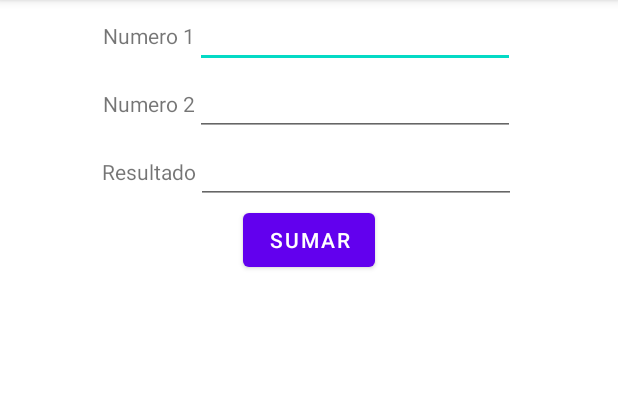
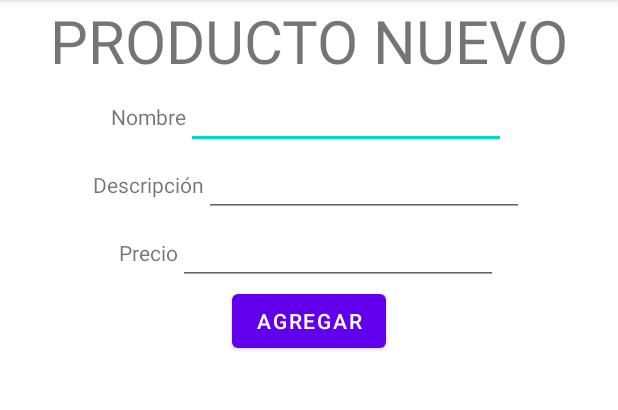
Before and after one commit to luiscristomt/App_movil, an Android app: the AdditionActivity screen opened directly, with no data from a screen before it, on a phone screen of 412 x 824 dp, the part 84-494 px from its top. Run offline under Robolectric (Android 15) with nearby library versions, the phone set to English and light mode, and no system bars; our stand-ins replace Firebase (no records; nobody signed in at launch, a user with empty details on screens opened directly).

Commit message:
Sprint 3

```diff
--- a/Sprint/app/build.gradle
+++ b/Sprint/app/build.gradle
@@ -1,5 +1,6 @@
 plugins {
     id 'com.android.application'
+    id 'com.google.gms.google-services'
 }
 
 android {
@@ -33,6 +34,7 @@ dependencies {
     implementation 'androidx.appcompat:appcompat:1.5.1'
     implementation 'com.google.android.material:material:1.7.0'
     implementation 'androidx.constraintlayout:constraintlayout:2.1.4'
+    implementation 'com.google.firebase:firebase-firestore:24.4.1'
     testImplementation 'junit:junit:4.13.2'
     androidTestImplementation 'androidx.test.ext:junit:1.1.4'
     androidTestImplementation 'androidx.test.espresso:espresso-core:3.5.0'
--- a/Sprint/app/src/main/java/com/example/sprint/activities/AdditionActivity.java
+++ b/Sprint/app/src/main/java/com/example/sprint/activities/AdditionActivity.java
@@ -2,30 +2,43 @@ package com.example.sprint.activities;
 
 import androidx.appcompat.app.AppCompatActivity;
 
+import android.content.Intent;
 import android.os.Bundle;
 import android.view.View;
 import android.widget.Button;
 import android.widget.EditText;
 
 import com.example.sprint.R;
+import com.example.sprint.database.FirebaseDatabase;
+import com.example.sprint.entities.ProductEntity;
 
 public class AdditionActivity extends AppCompatActivity {
 
-    private EditText eTxt_number1, eTxt_number2, eTxt_result;
+    private EditText eTxt_nameProductAdd, eTxt_descriptionProductAdd, eTxt_priceProductAdd;
     private Button btn_add;
+    private FirebaseDatabase firebaseDatabase;
 
     @Override
     protected void onCreate(Bundle savedInstanceState) {
         super.onCreate(savedInstanceState);
         setContentView(R.layout.activity_addition);
-        eTxt_number1 = (EditText) findViewById(R.id.eTxt_number1);
-        eTxt_number2 = (EditText) findViewById(R.id.eTxt_number2);
-        eTxt_result = (EditText) findViewById(R.id.eTxt_result);
+        eTxt_nameProductAdd = (EditText) findViewById(R.id.eTxt_nameProductAdd);
+        eTxt_descriptionProductAdd = (EditText) findViewById(R.id.eTxt_descriptionProductAdd);
+        eTxt_priceProductAdd = (EditText) findViewById(R.id.eTxt_priceProductAdd);
         btn_add = (Button) findViewById(R.id.btn_add);
+        firebaseDatabase = new FirebaseDatabase();
         btn_add.setOnClickListener(new View.OnClickListener() {
             @Override
             public void onClick(View view) {
-                eTxt_result.setText(String.valueOf(Float.parseFloat(eTxt_number1.getText().toString().trim()) + Float.parseFloat(eTxt_number2.getText().toString().trim())));
+                ProductEntity productEntity = new ProductEntity(
+                        R.drawable.domo,
+                        Integer.parseInt(eTxt_priceProductAdd.getText().toString()),
+                        eTxt_nameProductAdd.getText().toString(),
+                        eTxt_descriptionProductAdd.getText().toString()
+                );
+                firebaseDatabase.insertData(productEntity);
+                Intent intent = new Intent(getApplicationContext(), CatalogueActivity.class);
+                startActivity(intent);
             }
         });
     }
--- /dev/null
+++ b/Sprint/app/src/main/res/drawable/ic_baseline_add_24.xml
@@ -0,0 +1,5 @@
+<vector android:height="24dp" android:tint="#000000"
+    android:viewportHeight="24" android:viewportWidth="24"
+    android:width="24dp" xmlns:android="http://schemas.android.com/apk/res/android">
+    <path android:fillColor="@android:color/white" android:pathData="M19,13h-6v6h-2v-6H5v-2h6V5h2v6h6v2z"/>
+</vector>
--- /dev/null
+++ b/Sprint/app/src/main/res/drawable/ic_baseline_add_circle_outline_24.xml
@@ -0,0 +1,5 @@
+<vector android:height="24dp" android:tint="#000000"
+    android:viewportHeight="24" android:viewportWidth="24"
+    android:width="24dp" xmlns:android="http://schemas.android.com/apk/res/android">
+    <path android:fillColor="@android:color/white" android:pathData="M13,7h-2v4L7,11v2h4v4h2v-4h4v-2h-4L13,7zM12,2C6.48,2 2,6.48 2,12s4.48,10 10,10 10,-4.48 10,-10S17.52,2 12,2zM12,20c-4.41,0 -8,-3.59 -8,-8s3.59,-8 8,-8 8,3.59 8,8 -3.59,8 -8,8z"/>
+</vector>
--- a/Sprint/app/src/main/res/layout/activity_addition.xml
+++ b/Sprint/app/src/main/res/layout/activity_addition.xml
@@ -12,20 +12,33 @@
         android:orientation="vertical"
         android:gravity="center_horizontal">
 
+        <TextView
+            android:id="@+id/vTxt_titleProductAdd"
+            android:layout_width="wrap_content"
+            android:layout_height="wrap_content"
+            android:text="@string/vTxt_titleProductAdd"
+            android:textSize="40dp"/>
+
+        <ImageView
+            android:id="@+id/img_productAdd"
+            android:layout_width="match_parent"
+            android:layout_height="wrap_content"
+            tools:srcCompat="@tools:sample/avatars" />
+
         <LinearLayout
             android:layout_width="wrap_content"
             android:layout_height="wrap_content"
             android:orientation="horizontal">
 
             <TextView
-                android:id="@+id/vTxt_number1"
+                android:id="@+id/vTxt_nameProductAdd"
                 android:layout_width="wrap_content"
                 android:layout_height="wrap_content"
                 android:layout_weight="1"
-                android:text="@string/vTxt_number1" />
+                android:text="@string/vTxt_nameProductAdd" />
 
             <EditText
-                android:id="@+id/eTxt_number1"
+                android:id="@+id/eTxt_nameProductAdd"
                 android:layout_width="wrap_content"
                 android:layout_height="wrap_content"
                 android:layout_weight="1"
@@ -39,14 +52,14 @@
             android:orientation="horizontal">
 
             <TextView
-                android:id="@+id/vTxt_number2"
+                android:id="@+id/vTxt_descriptionProductAdd"
                 android:layout_width="wrap_content"
                 android:layout_height="wrap_content"
                 android:layout_weight="1"
-                android:text="@string/vTxt_number2" />
+                android:text="@string/vTxt_descriptionProductAdd" />
 
             <EditText
-                android:id="@+id/eTxt_number2"
+                android:id="@+id/eTxt_descriptionProductAdd"
                 android:layout_width="wrap_content"
                 android:layout_height="wrap_content"
                 android:layout_weight="1"
@@ -60,19 +73,19 @@
             android:orientation="horizontal">
 
             <TextView
-                android:id="@+id/vTxt_result"
+                android:id="@+id/vTxt_priceProductAdd"
                 android:layout_width="wrap_content"
                 android:layout_height="wrap_content"
                 android:layout_weight="1"
-                android:text="@string/vTxt_result" />
+                android:text="@string/vTxt_priceproductAdd" />
 
             <EditText
-                android:id="@+id/eTxt_result"
+                android:id="@+id/eTxt_priceProductAdd"
                 android:layout_width="wrap_content"
                 android:layout_height="wrap_content"
                 android:layout_weight="1"
                 android:ems="10"
-                android:inputType="textPersonName" />
+                android:inputType="number" />
 
         </LinearLayout>
 
@@ -80,6 +93,6 @@
             android:id="@+id/btn_add"
             android:layout_width="wrap_content"
             android:layout_height="wrap_content"
-            android:text="@string/vTxt_add" />
+            android:text="@string/btn_add" />
     </LinearLayout>
 </androidx.constraintlayout.widget.ConstraintLayout>
--- a/Sprint/app/src/main/res/layout/activity_catalogue.xml
+++ b/Sprint/app/src/main/res/layout/activity_catalogue.xml
@@ -17,7 +17,7 @@
             android:layout_width="wrap_content"
             android:layout_height="wrap_content"
             android:text="@string/vTxt_catalogue"
-            android:textSize="50dp" />
+            android:textSize="40dp" />
 
         <LinearLayout
             android:layout_width="wrap_content"
--- a/Sprint/app/src/main/res/layout/activity_login.xml
+++ b/Sprint/app/src/main/res/layout/activity_login.xml
@@ -66,11 +66,5 @@
             android:backgroundTint="@color/btn_login"
             android:text="@string/btn_login" />
 
-        <Button
-            android:id="@+id/btn_addition"
-            android:layout_width="wrap_content"
-            android:layout_height="wrap_content"
-            android:text="@string/btn_addition" />
-
     </LinearLayout>
 </androidx.constraintlayout.widget.ConstraintLayout>
--- a/Sprint/app/src/main/res/values/strings.xml
+++ b/Sprint/app/src/main/res/values/strings.xml
@@ -8,10 +8,11 @@
     <string name="btn_addition">SUMA</string>
 
     //activiti_addition
-    <string name="vTxt_number1">Numero 1</string>
-    <string name="vTxt_number2">Numero 2</string>
-    <string name="vTxt_result">Resultado</string>
-    <string name="vTxt_add">SUMAR</string>
+    <string name="vTxt_titleProductAdd">PRODUCTO NUEVO</string>
+    <string name="vTxt_nameProductAdd">Nombre</string>
+    <string name="vTxt_descriptionProductAdd">Descripción</string>
+    <string name="vTxt_priceproductAdd">Precio</string>
+    <string name="btn_add">AGREGAR</string>
 
     //activity_catalogue
     <string name="vTxt_catalogue">CATALOGO</string>
--- a/Sprint/build.gradle
+++ b/Sprint/build.gradle
@@ -1,4 +1,8 @@
-// Top-level build file where you can add configuration options common to all sub-projects/modules.
+buildscript {
+    dependencies {
+        classpath 'com.google.gms:google-services:4.3.14'
+    }
+}// Top-level build file where you can add configuration options common to all sub-projects/modules.
 plugins {
     id 'com.android.application' version '7.3.1' apply false
     id 'com.android.library' version '7.3.1' apply false
```
Also changed, not shown: Sprint/app/src/main/java/com/example/sprint/activities/CatalogueActivity.java (+36 -0 lines), Sprint/app/src/main/java/com/example/sprint/activities/LoginActivity.java (+0 -8 lines), Sprint/app/src/main/java/com/example/sprint/adapters/ProductAdapter.java (+16 -0 lines), Sprint/app/src/main/java/com/example/sprint/database/FirebaseDatabase.java (added, +83 -0 lines), Sprint/app/src/main/res/menu/main.xml (added, +10 -0 lines), 379 other files.
